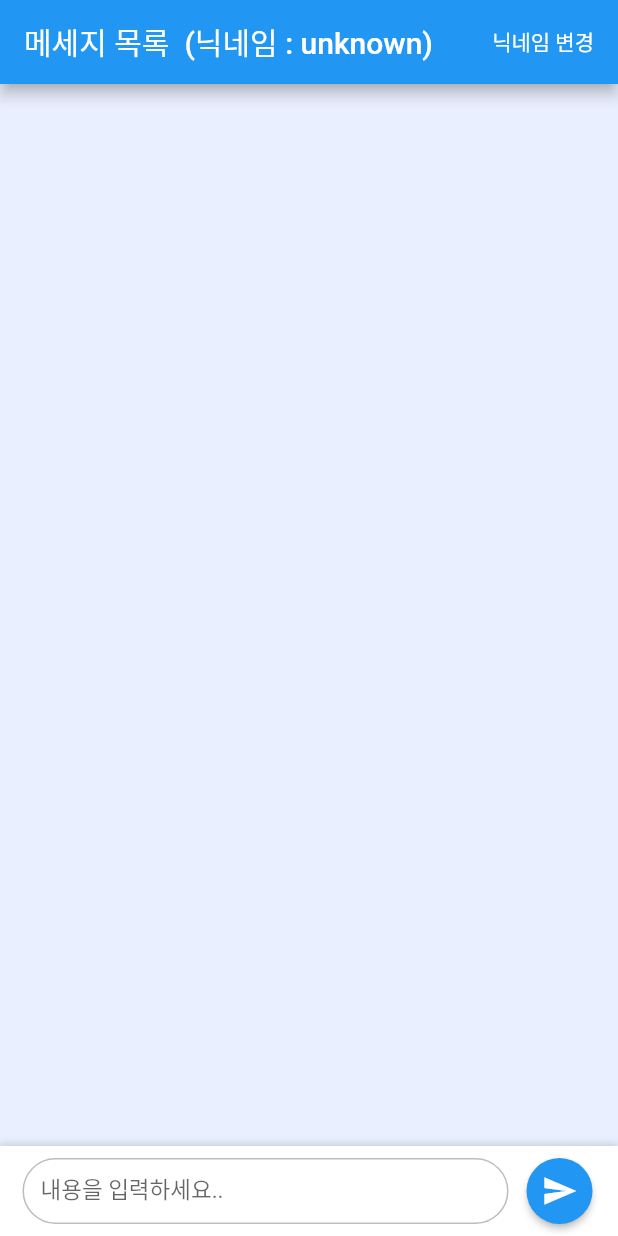
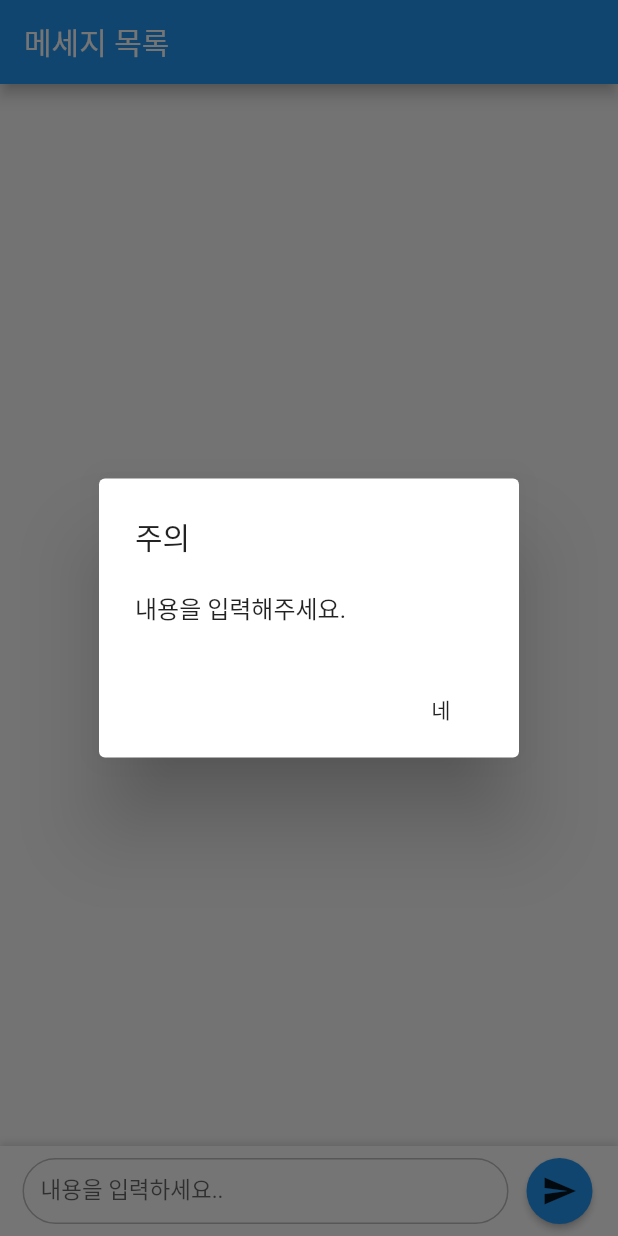
Before and after one commit to jeongwoo0427/flutter_test_chatapp, a Flutter app: the screen it shows after launch, after a tap on the "send" icon, on a phone screen of 412 x 824 dp. Run offline on Flutter 3.47's test engine with Material 2 defaults, Android fonts, the phone set to English and light mode, and no system bars; our stand-ins replace cloud_firestore, firebase_core; accounts and stored records are empty.

Commit message:
Revert "웹호스팅을 위한 업데이트"
This reverts commit 64bed576de0c97ea5840d97dff9298d6a6d8a1b7.

```diff
--- a/lib/caches/preference_helper.dart
+++ /dev/null
@@ -1,15 +0,0 @@
-import 'package:shared_preferences/shared_preferences.dart';
-
-class PrefernceHelper{
-
-  Future<String> getNickname() async{
-    final pref = await SharedPreferences.getInstance();
-    return pref.getString('nickname')??'';
-  }
-
-  Future setNickname(String nickname) async {
-    final pref = await SharedPreferences.getInstance();
-    pref.setString('nickname',nickname);
-  }
-
-}
--- a/lib/main.dart
+++ b/lib/main.dart
@@ -18,7 +18,7 @@ class MyApp extends StatelessWidget {
   @override
   Widget build(BuildContext context) {
     return MaterialApp(
-      title: 'Veiz Chat',
+      title: 'Flutter Demo',
       theme: ThemeData(
         primarySwatch: Colors.blue,
       ),
--- a/lib/model/message_model.dart
+++ b/lib/model/message_model.dart
@@ -3,13 +3,11 @@ import 'package:cloud_firestore/cloud_firestore.dart';
 class MessageModel {
   final String id; //해당 도큐먼트의 ID를 담기위함.
   final String content;
-  final String nickname;
   final Timestamp sendDate;
 
   MessageModel({
     this.id = '',
     this.content = '',
-    this.nickname = '',
     Timestamp? sendDate,
   }):sendDate = sendDate??Timestamp(0, 0);
 
@@ -18,7 +16,6 @@ class MessageModel {
     return MessageModel(
       id: id,
       content: map['content']??'',
-      nickname: map['nickname']??'',
       sendDate: map['sendDate']??Timestamp(0, 0)
     );
   }
@@ -26,7 +23,6 @@ class MessageModel {
   Map<String,dynamic> toMap(){
     Map<String,dynamic> data = {};
     data['content']=content;
-    data['nickname']=nickname;
     data['sendDate']=sendDate;
     return data;
   }
--- a/lib/screen/message_list_screen.dart
+++ b/lib/screen/message_list_screen.dart
@@ -2,9 +2,7 @@ import 'dart:developer';
 
 import 'package:cloud_firestore/cloud_firestore.dart';
 import 'package:flutter/material.dart';
-import 'package:flutter_test_chatapp/caches/preference_helper.dart';
 import 'package:flutter_test_chatapp/model/message_model.dart';
-import 'package:flutter_test_chatapp/widget/message_item_widget.dart';
 
 class MessageListScreen extends StatefulWidget {
   const MessageListScreen({Key? key}) : super(key: key);
@@ -14,36 +12,13 @@ class MessageListScreen extends StatefulWidget {
 }
 
 class _MessageListScreenState extends State<MessageListScreen> {
-  TextEditingController messageController = TextEditingController();
-  TextEditingController nicknameController = TextEditingController();
+  TextEditingController textController = TextEditingController();
   ScrollController scrollController = ScrollController();
-
-  String nickname = '';
-
-  @override
-  initState(){
-    super.initState();
-    _fetchNickanme();
-  }
 
   @override
   Widget build(BuildContext context) {
     return Scaffold(
-      backgroundColor: Color(0xFFEAEFFF),
-      appBar: AppBar(
-        title: Text('메세지 목록  (닉네임 : ${nickname == '' ? 'unknown' : nickname})'),
-        actions: [
-          MaterialButton(
-            onPressed: () {
-              _showNicknameDlg();
-            },
-            child: Text(
-              '닉네임 변경',
-              style: TextStyle(color: Colors.white),
-            ),
-          )
-        ],
-      ),
+      appBar: AppBar(title: const Text('메세지 목록')),
       body: StreamBuilder<List<MessageModel>>(
         stream: streamMessages(), //중계하고 싶은 Stream을 넣는다.
         builder: (context, asyncSnapshot) {
@@ -60,20 +35,15 @@ class _MessageListScreenState extends State<MessageListScreen> {
               mainAxisSize: MainAxisSize.max,
               children: [
                 Expanded(
-                    child: ListView.separated(
-                      padding: EdgeInsets.symmetric(horizontal: 10,vertical: 15),
+                    child: ListView.builder(
                       reverse: true, //새로운 글은 맨 밑에서부터 시작되므로 역스크롤을 추가함
                         controller: scrollController,
                         itemCount: messages.length,
-                        separatorBuilder: (context,_){
-                          return SizedBox(height: 15,);
-                        },
                         itemBuilder: (context, index) {
-                          bool isMine = false;
-                          if(this.nickname!='' && this.nickname == messages[index].nickname){
-                            isMine = true;
-                          }
-                          return MessageItemWidget(isMine: isMine,messageModel:messages[index]);
+                          return ListTile(
+                            title: Text(messages[index].content),
+                            subtitle: Text(messages[index].sendDate.toDate().toLocal().toString().substring(5,16)),
+                          );
                         })),
                 getInputWidget()
               ],
@@ -98,7 +68,7 @@ class _MessageListScreenState extends State<MessageListScreen> {
           children: [
             Expanded(
               child: TextField(
-                controller: messageController,
+                controller: textController,
                 decoration: InputDecoration(
                   labelStyle: TextStyle(fontSize: 15),
                   labelText: "내용을 입력하세요..",
@@ -131,7 +101,7 @@ class _MessageListScreenState extends State<MessageListScreen> {
               shape: CircleBorder(),
               child: Padding(
                 padding: EdgeInsets.all(10),
-                child: Icon(Icons.send,color: Colors.white,),
+                child: Icon(Icons.send),
               ),
             )
           ],
@@ -140,13 +110,16 @@ class _MessageListScreenState extends State<MessageListScreen> {
     );
   }
 
-  void _showAlertDialog({required String title, required String content}){
+  void _onPressedSendButton(){
+    try {
+      //내용이 존재하지 않을 경우 경고메시지 표시
+      if (textController.text.trim() == '') {
         showDialog(
             context: context,
             builder: (context) {
               return AlertDialog(
-            title: Text(title),
-            content: Text(content),
+                title: Text('주의'),
+                content: Text('내용을 입력해주세요.'),
                 actions: [
                   MaterialButton(
                     onPressed: () {
@@ -157,71 +130,13 @@ class _MessageListScreenState extends State<MessageListScreen> {
                 ],
               );
             });
-  }
-
-  void _showNicknameDlg() {
-    showDialog(
-        context: context,
-        builder: (context) {
-          Size screenSize = MediaQuery.of(context).size;
-          return Dialog(
-            child: Container(
-              height: 200,
-              width: 100,
-              child: Padding(
-                padding: EdgeInsets.symmetric(horizontal: 15, vertical: 15),
-                child: Column(
-                  mainAxisSize: MainAxisSize.max,
-                  mainAxisAlignment: MainAxisAlignment.spaceBetween,
-                  crossAxisAlignment: CrossAxisAlignment.start,
-                  children: [
-                    Text('표시할 닉네임을 입력하세요.',style: TextStyle(fontSize: 16,fontWeight: FontWeight.w700),),
-                    TextField(controller: nicknameController,decoration: InputDecoration(hintText: 'ex)근육쟁이'),),
-                    Row(children: [
-                      Expanded(child: Container(),),
-                      MaterialButton(onPressed:_onPressedEditNickname,child: Text('완료'),)
-                    ],)
-                  ],
-                ),
-              ),
-            ),
-          );
-        });
-  }
-
-  void _fetchNickanme()async{
-    await Future.delayed(Duration(milliseconds: 100));
-    nickname = await PrefernceHelper().getNickname();
-    nicknameController.text = nickname;
-    if(nickname == ''){
-      _showNicknameDlg();
-    }
-    setState((){});
-  }
-
-  void _onPressedEditNickname(){
-    if(nicknameController.text.trim() == ''){
-      _showAlertDialog(title: '주의', content: '닉네임을 입력해주세요');
-      return;
-    }
-    PrefernceHelper().setNickname(nicknameController.text);
-    _fetchNickanme();
-    Navigator.pop(context);
-
-  }
-
-  void _onPressedSendButton(){
-    try {
-      //내용이 존재하지 않을 경우 경고메시지 표시
-      if (messageController.text.trim() == '') {
-        _showAlertDialog(title: '주의',content: '내용을 입력해주세요.');
         return;
       }
 
       //서버로 보낼 데이터를 모델클래스에 담아둔다.
       //여기서 sendDate에 Timestamp.now()가 들어가는데 이는 디바이스의 시간을 나타내므로 나중에는 서버의 시간을 넣는 방법으로 변경하도록 하자.
-      MessageModel messageModel = MessageModel(content: messageController.text,nickname: this.nickname,sendDate: Timestamp.now());
-      messageController.text = '';
+      MessageModel messageModel = MessageModel(content: textController.text,sendDate: Timestamp.now());
+      textController.text = '';
 
       //Firestore 인스턴스 가져오기
       FirebaseFirestore firestore = FirebaseFirestore.instance;
--- a/pubspec.yaml
+++ b/pubspec.yaml
@@ -34,10 +34,9 @@ dependencies:
   # The following adds the Cupertino Icons font to your application.
   # Use with the CupertinoIcons class for iOS style icons.
   cupertino_icons: ^1.0.2
-  cloud_firestore: ^3.1.15
   firebase_core: ^1.17.0
   firebase_database: ^9.0.14
-  shared_preferences: ^2.0.13
+  cloud_firestore: ^3.1.15
 
 dev_dependencies:
   flutter_test:
```
Also changed, not shown: lib/widget/message_item_widget.dart (deleted, +0 -69 lines), pubspec.lock. Lines whose indentation alone changed are shown as unchanged.
